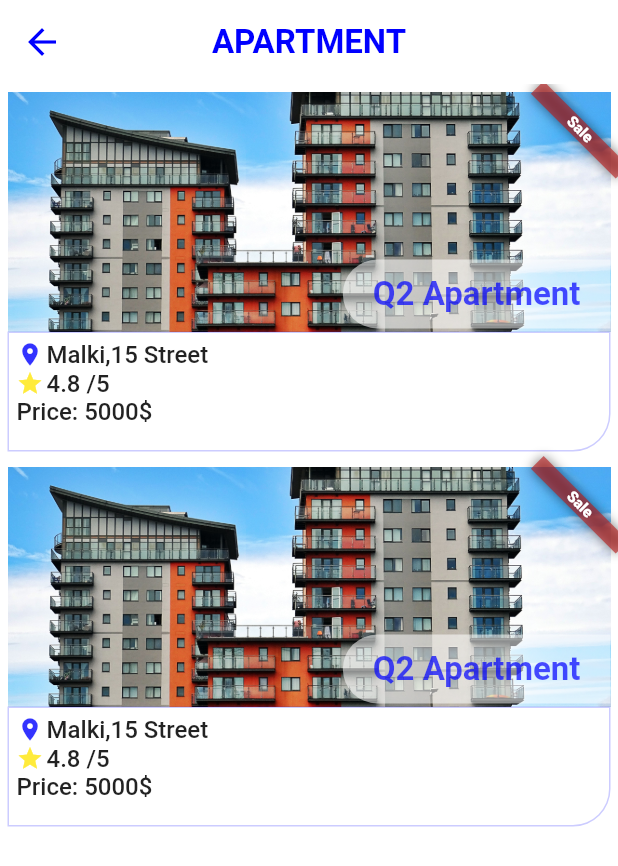
After one commit to wassemmj/Property, a Flutter app: the ShowMoreView screen opened directly, on a phone screen of 412 x 824 dp. The commit adds this screen. Shown: the top 866 px of the screen. Run offline on Flutter 3.47's test engine with Material 2 defaults, Android fonts, the phone set to English and light mode, and no system bars; our stand-ins replace equatable, flutter_bloc, google_fonts.

Commit message:
5/9/2023 9:52

```diff
--- a/lib/core/style.dart
+++ b/lib/core/style.dart
@@ -16,6 +16,12 @@ abstract class Style {
     fontWeight: FontWeight.bold,
   );
 
+  static const textStyle22 = TextStyle(
+      color: Color1.primaryColor,
+      fontSize: 22,
+      fontWeight: FontWeight.bold,
+  );
+
   static const textStyle18 = TextStyle(
     fontSize: 18,
     fontWeight: FontWeight.normal,
--- a/lib/views/loginView/login_view.dart
+++ b/lib/views/loginView/login_view.dart
@@ -2,9 +2,11 @@ import 'package:flutter/material.dart';
 import 'package:flutter_bloc/flutter_bloc.dart';
 import 'package:property_app/Core/color1.dart';
 import 'package:property_app/logic/login_cubit/login_cubit.dart';
+import 'package:property_app/views/exploreView/explore_view.dart';
 import 'package:property_app/views/loginView/Widget/login_buuton1.dart';
 import 'package:property_app/views/loginView/Widget/login_text_form_field.dart';
 import 'package:property_app/views/loginView/Widget/login_title.dart';
+import 'package:property_app/views/showMoreView/show_more_view.dart';
 
 import '../../data/api/login_api.dart';
 import 'Widget/login_button.dart';
@@ -164,7 +166,7 @@ class _LoginViewState extends State<LoginView> {
         await loginCubit.postLogin(emailController.text, passwordController.text);
       }
       if (loginCubit.done!) {
-        // Navigator.of(context).pushReplacement(MaterialPageRoute(builder: (_) => const HomeView()));
+        Navigator.of(context).pushReplacement(MaterialPageRoute(builder: (_) => const ExploreView()));
         ScaffoldMessenger.of(context)
             .showSnackBar(const SnackBar(content: Text('done Successfully')));
       } else {
--- /dev/null
+++ b/lib/views/showMoreView/show_more_view.dart
@@ -0,0 +1,40 @@
+import 'package:flutter/material.dart';
+import 'package:property_app/Core/color1.dart';
+import 'package:property_app/core/style.dart';
+import 'package:property_app/views/showMoreView/widget/show_more_card.dart';
+
+class ShowMoreView extends StatelessWidget {
+  const ShowMoreView({Key? key}) : super(key: key);
+
+  @override
+  Widget build(BuildContext context) {
+    return Scaffold(
+      appBar: AppBar(
+        title: Text(
+          'Apartment'.toUpperCase(),
+          style: Style.textStyle22,
+        ),
+        leading: IconButton(
+          icon: const Icon(
+            Icons.arrow_back,
+            color: Color1.primaryColor,
+            size: 28,
+          ),
+          onPressed: () {
+            Navigator.of(context).pop();
+          },
+        ),
+        backgroundColor: Color1.white,
+        elevation: 0,
+        centerTitle: true,
+      ),
+      body: ListView.builder(
+        itemCount: 2,
+        shrinkWrap: true,
+        itemBuilder: (context, index) {
+          return const ShowMoreCard();
+        },
+      ),
+    );
+  }
+}
--- /dev/null
+++ b/lib/views/showMoreView/widget/show_more_card.dart
@@ -0,0 +1,167 @@
+import 'package:flutter/material.dart';
+import 'package:property_app/Core/color1.dart';
+import 'package:property_app/Core/style.dart';
+import 'package:property_app/views/showMoreView/widget/show_more_image.dart';
+import 'package:property_app/views/showMoreView/widget/show_more_row.dart';
+
+class ShowMoreCard extends StatelessWidget {
+  const ShowMoreCard({Key? key}) : super(key: key);
+
+  @override
+  Widget build(BuildContext context) {
+    return Stack(
+      children: [
+        Container(
+          height: 240,
+          margin: const EdgeInsets.all(5),
+          child: Column(
+            children: [
+              Expanded(
+                flex: 2,
+                child: Stack(
+                  children: [
+                    const ShowMoreImage(),
+                    Align(
+                      alignment: Alignment.bottomRight,
+                      child: Container(
+                        padding: EdgeInsets.symmetric(horizontal: 20,vertical: 10),
+                        margin: EdgeInsets.symmetric(vertical: 2),
+                        decoration: const BoxDecoration(
+                          borderRadius: BorderRadius.only(topLeft: Radius.circular(25),bottomLeft: Radius.circular(25)),
+                          color: Colors.white54,
+                        ),
+                        child: Text(
+                          'Q2 Apartment',
+                          style: Style.textStyle22.copyWith(color: Color1.primaryColor.withOpacity(0.7)),
+                        ),
+                      ),
+                    ),
+                  ],
+                ),
+              ),
+              Expanded(
+                flex: 1,
+                child: Container(
+                  padding: const EdgeInsets.all(5),
+                  decoration: BoxDecoration(
+                      border: Border.all(
+                          color: Color1.primaryColor.withOpacity(0.2)),
+                      borderRadius: const BorderRadius.only(
+                          bottomRight: Radius.circular(25))),
+                  child: Row(
+                    children: [
+                      Column(
+                        crossAxisAlignment: CrossAxisAlignment.start,
+                        children: [
+                          ShowMoreRow(
+                            icon: Icons.location_on,
+                            color: Color1.primaryColor.withOpacity(0.8),
+                            text: 'Malki,15 Street',
+                            size: 18,
+                          ),
+                          const ShowMoreRow(
+                            icon: Icons.star,
+                            color: Colors.yellow,
+                            text: '4.8 /5',
+                            size: 18,
+                          ),
+                          const Text(
+                            'Price: 5000\$',
+                            style: Style.textStyle16,
+                          ),
+                        ],
+                      ),
+                    ],
+                  ),
+                ),
+              ),
+            ],
+          ),
+        ),
+        Align(
+          alignment: Alignment.topRight,
+          child: Container(
+            padding: const EdgeInsets.only(top: 55, right: 50),
+            child: const Banner(
+              message: 'Sale',
+              location: BannerLocation.bottomStart,
+            ),
+          ),
+        ),
+      ],
+    );
+  }
+}
+
+
+/*
+// return Container(
+    //   // padding: const EdgeInsets.only(left: 10,bottom: 10),
+    //   child: Card(
+    //     elevation: 0,
+    //     // shape: RoundedRectangleBorder(
+    //     //   side: const BorderSide(
+    //     //     color: Color1.primaryColor,
+    //     //   ),
+    //     //   borderRadius: BorderRadius.circular(50),
+    //     // ),
+    //     child: Container(
+    //       decoration: const BoxDecoration(
+    //         // border: Border(
+    //         //   bottom: BorderSide(color: Color1.primaryColor,width: 1),
+    //         //   left: BorderSide(color: Color1.primaryColor,width: 6),
+    //         // )
+    //       ),
+    //       // padding: const EdgeInsets.only(left: 10),
+    //       child: Row(
+    //         children: [
+    //           const ShowMoreImage(),
+    //           Column(
+    //             crossAxisAlignment: CrossAxisAlignment.start,
+    //             children: [
+    //               // const ShowMoreText1(text: 'q1 apartment',style: Style.textStyle18,),
+    //               // const SizedBox(height: 10),
+    //               ShowMoreRow(icon: Icons.location_on, color: Color1.primaryColor.withOpacity(0.8), text: 'Malki,15 Street', size: 18),
+    //               const SizedBox(height: 10),
+    //               const Text('For Rent',style: TextStyle(color: Colors.red,fontSize: 16),),
+    //             ],
+    //           ),
+    //         ],
+    //       ),
+    //     ),
+    //   ),
+    // );
+ */
+
+/*
+// return Container(
+    //   decoration: BoxDecoration(
+    //     borderRadius: BorderRadius.circular(20),
+    //     color: Colors.black26,
+    //   ),
+    //   margin: const EdgeInsets.all(5),
+    //   padding: const EdgeInsets.all(5),
+    //   child: Row(
+    //     mainAxisAlignment: MainAxisAlignment.start,
+    //     crossAxisAlignment: CrossAxisAlignment.start,
+    //     children: [
+    //       const ShowMoreImage(),
+    //       Column(
+    //         children: [
+    //           ShowMoreRow(
+    //               icon: Icons.location_on,
+    //               color: Color1.primaryColor.withOpacity(0.8),
+    //               text: 'Malki,15 Street',
+    //               size: 18,
+    //           ),
+    //           const SizedBox(height: 10),
+    //           const Text(
+    //             'For Rent',
+    //             style: TextStyle(color: Colors.red, fontSize: 14),
+    //           ),
+    //         ],
+    //       )
+    //     ],
+    //   ),
+    // );
+ */
--- /dev/null
+++ b/lib/views/showMoreView/widget/show_more_image.dart
@@ -0,0 +1,18 @@
+import 'package:flutter/material.dart';
+
+class ShowMoreImage extends StatelessWidget {
+  const ShowMoreImage({Key? key}) : super(key: key);
+
+  @override
+  Widget build(BuildContext context) {
+    return Container(
+      decoration:  const BoxDecoration(
+        // borderRadius: BorderRadius.circular(20),
+        image: DecorationImage(
+          fit: BoxFit.cover,
+          image: AssetImage('assets/images/apartment.jpg'),
+        ),
+      ),
+    );
+  }
+}
--- /dev/null
+++ b/lib/views/showMoreView/widget/show_more_row.dart
@@ -0,0 +1,29 @@
+import 'package:flutter/material.dart';
+import 'package:property_app/views/showMoreView/widget/show_more_text1.dart';
+
+import '../../../Core/color1.dart';
+import '../../../Core/style.dart';
+
+class ShowMoreRow extends StatelessWidget {
+  const ShowMoreRow({Key? key, required this.icon, required this.color, required this.text, required this.size}) : super(key: key);
+
+  final IconData icon;
+  final Color color;
+  final String text;
+  final double size;
+
+  @override
+  Widget build(BuildContext context) {
+    return Row(
+      children: [
+        Icon(
+          icon,
+          size: size,
+          color: color,
+        ),
+        const SizedBox(width: 2),
+        ShowMoreText1(text: text, style: Style.textStyle16),
+      ],
+    );
+  }
+}
--- /dev/null
+++ b/lib/views/showMoreView/widget/show_more_text1.dart
@@ -0,0 +1,16 @@
+import 'package:flutter/material.dart';
+
+class ShowMoreText1 extends StatelessWidget {
+  const ShowMoreText1({Key? key, required this.text, required this.style}) : super(key: key);
+
+  final String text;
+  final TextStyle style;
+
+  @override
+  Widget build(BuildContext context) {
+    return Text(
+      text,
+      style: style,
+    );
+  }
+}
```
Also changed, not shown: lib/views/exploreView/explore_view.dart (added, +62 -0 lines), lib/views/exploreView/widget/explore_first_Item.dart (added, +50 -0 lines), lib/views/exploreView/widget/explore_last_item.dart (added, +40 -0 lines), assets/images/apartment.jpg (added).
